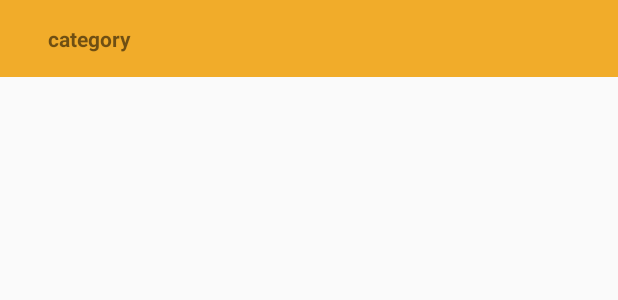
After one commit to JeremyWCS/Chucky, an Android app: the layout item_recycler_view.xml on its own in the app's theme, with its tools: preview values and no code run, on a phone screen of 412 x 824 dp. The commit adds this screen. Shown: the top 300 px of the screen. Run offline under Robolectric (Android 15) with nearby library versions, the phone set to English and light mode, and no system bars; network calls fail.

Commit message:
recycler view

```diff
--- a/app/build.gradle
+++ b/app/build.gradle
@@ -27,5 +27,7 @@ dependencies {
     androidTestImplementation 'com.android.support.test.espresso:espresso-core:3.0.2'
     implementation 'com.android.volley:volley:1.1.0'
     implementation 'com.github.bumptech.glide:glide:4.8.0'
+    implementation 'com.android.support:recyclerview-v7:28.0.0'
+
 
 }
--- /dev/null
+++ b/app/src/main/res/layout/item_recycler_view.xml
@@ -0,0 +1,21 @@
+<?xml version="1.0" encoding="utf-8"?>
+<android.support.constraint.ConstraintLayout xmlns:android="http://schemas.android.com/apk/res/android"
+    xmlns:app="http://schemas.android.com/apk/res-auto"
+    android:layout_width="match_parent"
+    android:layout_height="wrap_content"
+    android:background="@color/colorYellow">
+
+    <TextView
+        android:id="@+id/tv_category"
+        android:layout_width="wrap_content"
+        android:layout_height="wrap_content"
+        android:layout_marginStart="32dp"
+        android:layout_marginLeft="32dp"
+        android:layout_marginTop="16dp"
+        android:layout_marginBottom="16dp"
+        android:text="category"
+        android:textStyle="bold"
+        app:layout_constraintBottom_toBottomOf="parent"
+        app:layout_constraintStart_toStartOf="parent"
+        app:layout_constraintTop_toTopOf="parent" />
+</android.support.constraint.ConstraintLayout>
```
Also changed, not shown: app/src/main/AndroidManifest.xml (+6 -3 lines), app/src/main/java/fr/wildcodeschool/chucky/MainActivity.java (+10 -0 lines), app/src/main/java/fr/wildcodeschool/chucky/MyAdapter.java (added, +55 -0 lines), app/src/main/java/fr/wildcodeschool/chucky/RecyclerViewActivity.java (added, +93 -0 lines), app/src/main/res/layout/activity_main.xml (+10 -0 lines), app/src/main/res/layout/activity_recycler_view.xml (added, +16 -0 lines).
